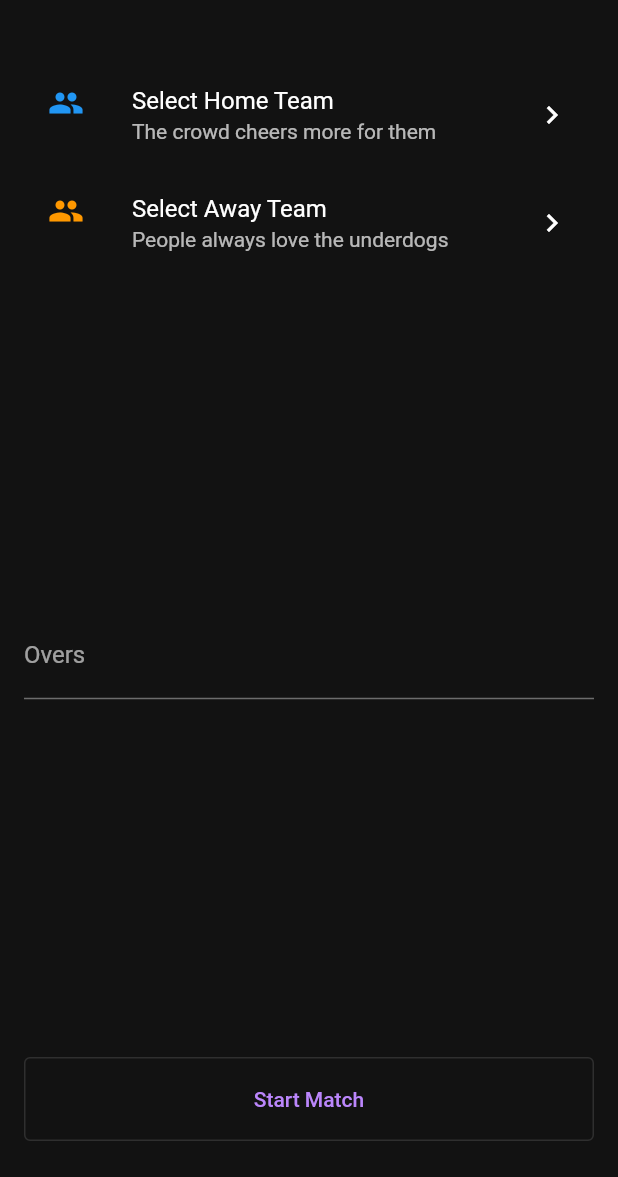
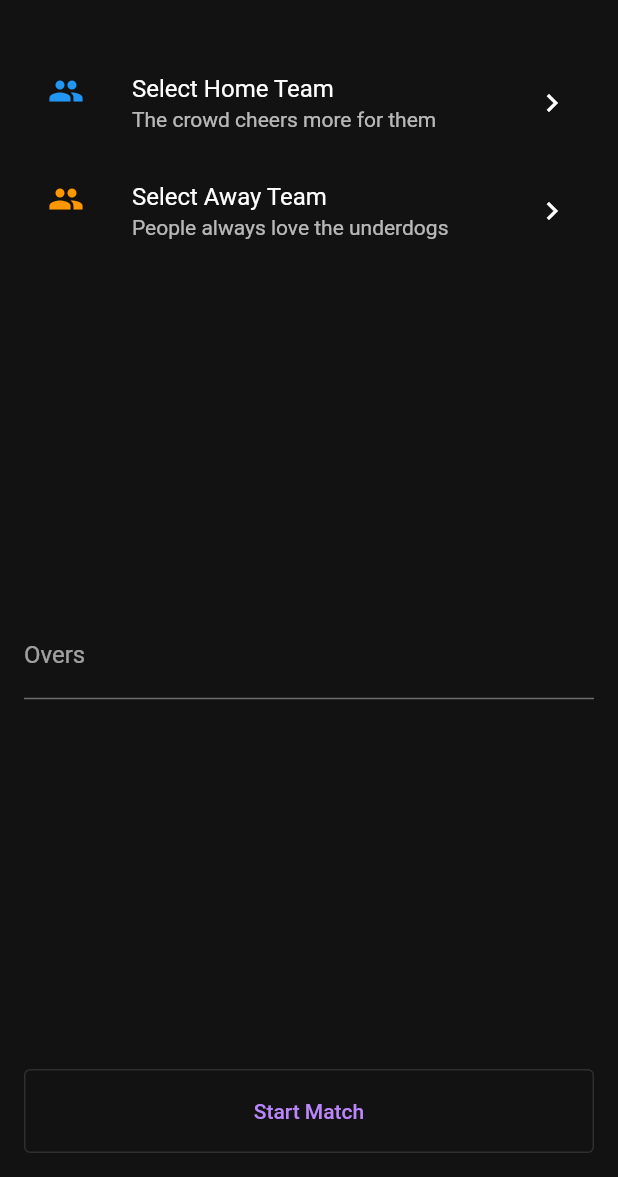
Before and after one commit to PlayPratz/Scorecard, a Flutter app: the screen it shows after launch, after a tap on "Create new match", on a phone screen of 412 x 824 dp, the part 59-1236 px from its top. Run offline on Flutter 3.47's test engine with Material 2 defaults, Android fonts, the phone set to English and light mode, and no system bars; our stand-ins replace google_fonts; Roboto replaces fonts that are missing (Ubuntu).

Commit message:
Minor improvements, some refactor

```diff
--- a/lib/models/team.dart
+++ b/lib/models/team.dart
@@ -6,7 +6,7 @@ class Team {
 
   String name;
   String shortName;
-  final List<Player> squad;
+  List<Player> squad;
 
   Team(
       {required this.id,
--- a/lib/screens/hometabview.dart
+++ b/lib/screens/hometabview.dart
@@ -1,10 +1,13 @@
 import 'package:flutter/material.dart';
+import 'package:scorecard/screens/createteam.dart';
+import 'package:scorecard/screens/teamlist.dart';
+
+import '../styles/colorstyles.dart';
+import '../styles/strings.dart';
+import '../util/utils.dart';
 import 'basescreen.dart';
 import 'matchlist.dart';
 import 'playerlist.dart';
-import '../styles/colorstyles.dart';
-import '../styles/strings.dart';
-import '../util/utils.dart';
 
 class HomeTabView extends StatefulWidget {
   const HomeTabView({Key? key}) : super(key: key);
@@ -18,26 +21,25 @@ class _HomeTabViewState extends State<HomeTabView> {
 
   @override
   Widget build(BuildContext context) {
-    final List<Widget> test = [
+    final List<Widget> screens = [
       MatchList(),
-      const Text("Tourney"),
-      // TeamList(
-      //   teamList: Utils.getAllTeams(),
-      //   onSelect: (team) => Utils.goToPage(CreateTeamForm(team: team), context),
-      // ),
+      TeamList(
+        teamList: Utils.getAllTeams(),
+        onSelectTeam: (team) =>
+            Utils.goToPage(CreateTeamForm(team: team), context),
+      ),
       PlayerList(
         playerList: Utils.getAllPlayers(),
         showAddButton: true,
       ),
-      const Text("Settings"),
     ];
     return BaseScreen(
       child: Column(
         children: [
           Expanded(
             child: Padding(
-              padding: const EdgeInsets.only(top: 8.0),
-              child: test[_index],
+              padding: const EdgeInsets.only(top: 8.0, left: 4, right: 4),
+              child: screens[_index],
             ),
           ),
           // const Divider(),
@@ -50,22 +52,22 @@ class _HomeTabViewState extends State<HomeTabView> {
                 icon: Icon(Icons.sports_cricket),
                 label: Strings.navbarMatches,
               ),
+              // BottomNavigationBarItem(
+              //   icon: Icon(Icons.emoji_events),
+              //   label: Strings.navbarTournaments,
+              // ),
               BottomNavigationBarItem(
-                icon: Icon(Icons.emoji_events),
-                label: Strings.navbarTournaments,
+                icon: Icon(Icons.thumbs_up_down),
+                label: Strings.navbarTeams,
               ),
-              // BottomNavigationBarItem(
-              //   icon: Icon(Icons.thumbs_up_down),
-              //   label: Strings.navbarTeams,
-              // ),
               BottomNavigationBarItem(
                 icon: Icon(Icons.people),
                 label: Strings.navbarPlayers,
               ),
-              BottomNavigationBarItem(
-                icon: Icon(Icons.settings),
-                label: Strings.navbarSettings,
-              ),
+              // BottomNavigationBarItem(
+              //   icon: Icon(Icons.settings),
+              //   label: Strings.navbarSettings,
+              // ),
             ],
             onTap: (selectedIndex) => setState(() {
               _index = selectedIndex;
--- a/lib/screens/matchlist.dart
+++ b/lib/screens/matchlist.dart
@@ -1,4 +1,9 @@
 import 'package:flutter/material.dart';
+import 'package:scorecard/models/cricketmatch.dart';
+import 'package:scorecard/screens/matchscreen/inningsinitscreen.dart';
+import 'package:scorecard/screens/matchscreen/matchinitscreen.dart';
+import 'package:scorecard/screens/matchscreen/matchscreen.dart';
+import 'package:scorecard/screens/matchscreen/scorecard.dart';
 import 'creatematch.dart';
 import 'widgets/itemlist.dart';
 import 'widgets/matchtile.dart';
@@ -11,16 +16,33 @@ class MatchList extends StatelessWidget {
   @override
   Widget build(BuildContext context) {
     return ItemList(
-        itemList: getMatchList(),
+        itemList: getMatchList(context),
         createItem: CreateItemEntry(
           page: const CreateMatchForm(),
           string: Strings.matchlistCreateNewMatch,
         ));
   }
 
-  List<Widget> getMatchList() {
+  List<Widget> getMatchList(BuildContext context) {
     return Utils.getAllMatches()
-        .map((match) => MatchTile(match: match))
+        .map((match) => MatchTile(
+              match: match,
+              onSelectMatch: (match) {
+                switch (match.matchState) {
+                  case MatchState.notStarted:
+                    Utils.goToPage(MatchInitScreen(match: match), context);
+                    return;
+                  case MatchState.tossCompleted:
+                    Utils.goToPage(InningsInitScreen(match: match), context);
+                    return;
+                  case MatchState.completed:
+                    Utils.goToPage(Scorecard(match: match), context);
+                    return;
+                  default:
+                    Utils.goToPage(MatchScreen(match: match), context);
+                }
+              },
+            ))
         .toList();
   }
 }
--- a/lib/screens/teamlist.dart
+++ b/lib/screens/teamlist.dart
@@ -1,4 +1,5 @@
 import 'package:flutter/material.dart';
+import 'package:scorecard/screens/createteam.dart';
 import '../models/team.dart';
 import 'widgets/itemlist.dart';
 import 'widgets/teamtile.dart';
@@ -14,6 +15,8 @@ class TeamList extends StatelessWidget {
   Widget build(BuildContext context) {
     return ItemList(
       itemList: _getTeamList(),
+      createItem:
+          CreateItemEntry(page: CreateTeamForm(), string: "Create Team"),
     );
   }
 
--- a/lib/screens/titledpage.dart
+++ b/lib/screens/titledpage.dart
@@ -26,7 +26,7 @@ class TitledPage extends StatelessWidget {
           elevation: 0,
         ),
         body: Padding(
-          padding: const EdgeInsets.symmetric(horizontal: 16, vertical: 24),
+          padding: const EdgeInsets.symmetric(horizontal: 16, vertical: 16),
           child: child,
         ),
       ),
--- a/lib/screens/widgets/itemlist.dart
+++ b/lib/screens/widgets/itemlist.dart
@@ -1,4 +1,5 @@
 import 'package:flutter/material.dart';
+
 import '../../util/elements.dart';
 import '../../util/utils.dart';
 
@@ -24,12 +25,11 @@ class ItemList extends StatelessWidget {
             ? Padding(
                 padding: const EdgeInsets.only(bottom: 8.0),
                 child: ListTile(
-                    title: Text(createItem!.string),
-                    leading: Elements.addIcon,
-                    trailing: trailingIcon,
-                    onTap: () {
-                      Utils.goToPage(createItem!.page, context);
-                    }),
+                  title: Text(createItem!.string),
+                  leading: Elements.addIcon,
+                  trailing: trailingIcon,
+                  onTap: () => Utils.goToPage(createItem!.page, context),
+                ),
               )
             : Container(),
         ...itemList
--- a/lib/styles/colorstyles.dart
+++ b/lib/styles/colorstyles.dart
@@ -20,7 +20,7 @@ class ColorStyles {
 
   // static const highlight = Color(0xFFFF8000);
   static const highlight = Colors.greenAccent;
-  static const currentlyBatting = Color(0xFF30D158);
+  static const online = Color(0xFF30D158);
   static const homeTeam = Colors.blue;
   static const awayTeam = Colors.orange;
 }
--- a/lib/styles/strings.dart
+++ b/lib/styles/strings.dart
@@ -75,8 +75,7 @@ class Strings {
 
   // Match Screen
   static const String addWicket = "Add Wicket";
-  static const String addWicketHint =
-      "Specify how an unfortunate batter lost their wicket";
+  static const String addWicketHint = "Specify the game-changing incident";
 
   static String getTossChoice(TossChoice tossChoice) {
     switch (tossChoice) {
--- a/lib/util/elements.dart
+++ b/lib/util/elements.dart
@@ -1,4 +1,5 @@
 import 'package:flutter/material.dart';
+import 'package:scorecard/models/player.dart';
 
 import '../styles/colorstyles.dart';
 
@@ -7,7 +8,7 @@ class Elements {
 
   static const Icon addIcon = Icon(
     Icons.add_circle,
-    color: ColorStyles.currentlyBatting,
+    color: ColorStyles.online,
   );
 
   static const Icon removeIcon = Icon(
@@ -22,7 +23,7 @@ class Elements {
   static const Icon onlineIcon = Icon(
     Icons.fiber_manual_record,
     size: 12,
-    color: ColorStyles.currentlyBatting,
+    color: ColorStyles.online,
   );
 
   static Widget getOnlineIndicator(bool isOnline) {
@@ -59,6 +60,22 @@ class Elements {
     );
   }
 
+  static Widget getPlayerIcon(Player player, double size) {
+    return SizedBox(
+      width: size,
+      height: size,
+      child: player.imagePath != null
+          ? CircleAvatar(
+              foregroundImage: AssetImage(player.imagePath!),
+              radius: size,
+            )
+          : Icon(
+              Icons.person_outline,
+              size: size,
+            ),
+    );
+  }
+
   static Widget noBallIndicator = Icon(
     Icons.fiber_manual_record,
     size: 12,
--- a/lib/util/utils.dart
+++ b/lib/util/utils.dart
@@ -25,7 +25,7 @@ class Utils {
     return [..._playerList];
   }
 
-  static void addPlayer(Player player) {
+  static void savePlayer(Player player) {
     if (!_playerList.contains(player)) _playerList.add(player);
   }
 
@@ -33,12 +33,12 @@ class Utils {
     return [..._teamList];
   }
 
-  static void addTeam(Team team) {
+  static void saveTeam(Team team) {
     if (!_teamList.contains(team)) _teamList.add(team);
   }
 
   static List<CricketMatch> getAllMatches() {
-    return _matchList;
+    return [..._matchList];
   }
 
   static void saveMatch(CricketMatch match) {
```
Also changed, not shown: lib/screens/createplayer.dart (+19 -1 lines), lib/screens/createteam.dart (+17 -14 lines), lib/screens/matchscreen/matchscreen.dart (+37 -58 lines), lib/screens/matchscreen/playerscoretile.dart (+16 -12 lines), lib/screens/matchscreen/scorecard.dart (+6 -24 lines), lib/screens/widgets/genericitem.dart (+11 -5 lines), lib/screens/widgets/matchtile.dart (+11 -7 lines), lib/screens/widgets/playertile.dart (+1 -6 lines).
